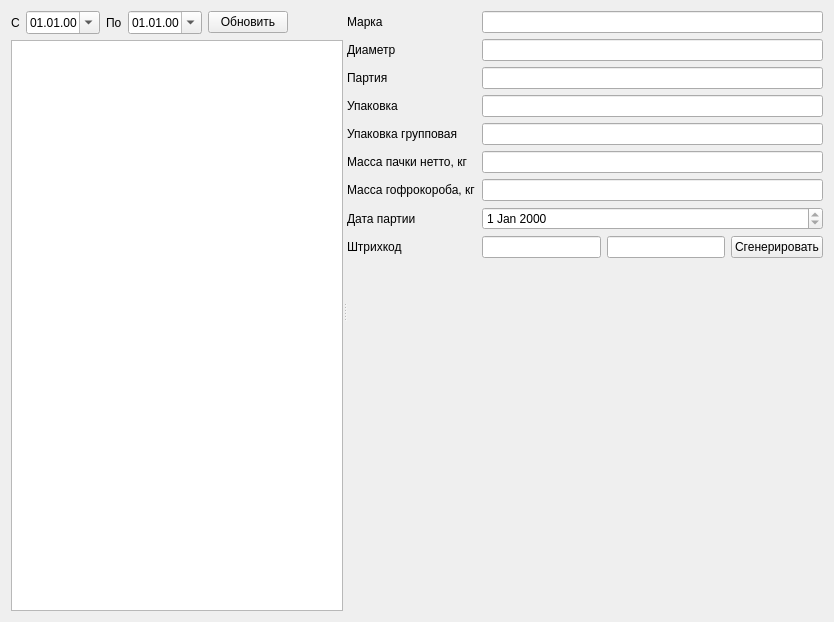
This is formdatael.ui in Sergeyego/warehouse as Qt 5 draws it before an edit. The edited form follows.
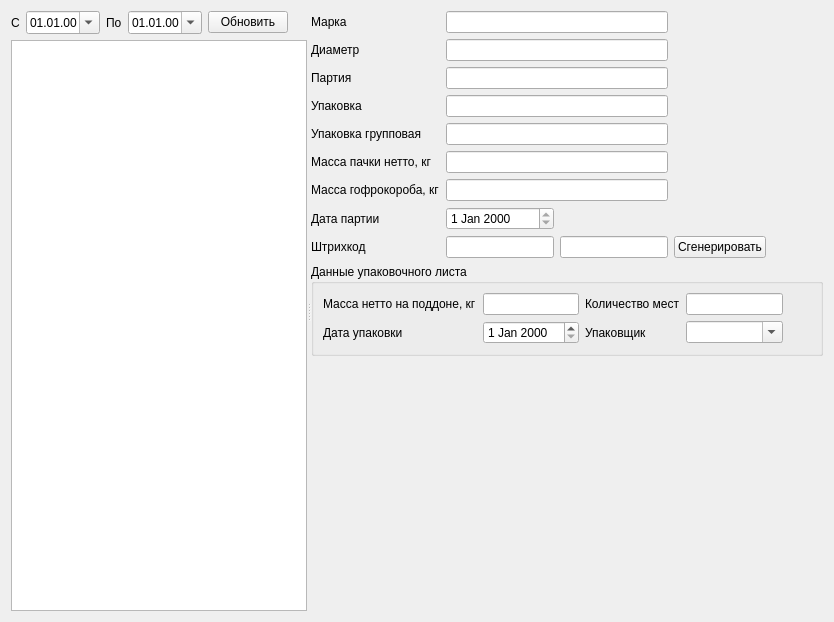
This is the edited form. Custom widgets are drawn as their Qt base class.

```diff
--- a/formdatael.ui
+++ b/formdatael.ui
@@ -94,152 +94,231 @@
        </item>
       </layout>
      </widget>
-     <widget class="QWidget" name="layoutWidget_2">
+     <widget class="QWidget" name="">
       <layout class="QVBoxLayout" name="verticalLayout_2">
        <item>
         <layout class="QGridLayout" name="gridLayout">
-         <item row="4" column="0" colspan="2">
-          <widget class="QLabel" name="label_11">
-           <property name="text">
-            <string>Упаковка групповая</string>
-           </property>
-          </widget>
-         </item>
-         <item row="3" column="2" colspan="3">
+         <item row="3" column="1" colspan="2">
           <widget class="QLineEdit" name="lineEditPackEd">
            <property name="readOnly">
             <bool>true</bool>
            </property>
           </widget>
          </item>
-         <item row="6" column="2" colspan="3">
+         <item row="5" column="1" colspan="2">
+          <widget class="QLineEdit" name="lineEditKvoEd">
+           <property name="readOnly">
+            <bool>true</bool>
+           </property>
+          </widget>
+         </item>
+         <item row="2" column="1" colspan="2">
+          <widget class="QLineEdit" name="lineEditPart">
+           <property name="readOnly">
+            <bool>true</bool>
+           </property>
+          </widget>
+         </item>
+         <item row="6" column="1" colspan="2">
           <widget class="QLineEdit" name="lineEditKvoGr">
            <property name="readOnly">
             <bool>true</bool>
            </property>
           </widget>
          </item>
-         <item row="7" column="2" colspan="3">
-          <widget class="QDateEdit" name="dateEditPart">
-           <property name="readOnly">
-            <bool>true</bool>
-           </property>
-          </widget>
-         </item>
-         <item row="8" column="4">
-          <widget class="QPushButton" name="pushButtonGen">
+         <item row="1" column="0">
+          <widget class="QLabel" name="label_4">
            <property name="text">
-            <string>Сгенерировать</string>
+            <string>Диаметр</string>
            </property>
           </widget>
          </item>
-         <item row="4" column="2" colspan="3">
-          <widget class="QLineEdit" name="lineEditPackGr">
-           <property name="readOnly">
-            <bool>true</bool>
-           </property>
-          </widget>
-         </item>
-         <item row="2" column="0" colspan="2">
+         <item row="2" column="0">
           <widget class="QLabel" name="label_6">
            <property name="text">
             <string>Партия</string>
            </property>
           </widget>
          </item>
-         <item row="8" column="2">
+         <item row="8" column="1">
           <widget class="QLineEdit" name="lineEditEanEd">
            <property name="readOnly">
             <bool>true</bool>
            </property>
           </widget>
          </item>
-         <item row="5" column="2" colspan="3">
-          <widget class="QLineEdit" name="lineEditKvoEd">
-           <property name="readOnly">
-            <bool>true</bool>
-           </property>
-          </widget>
-         </item>
-         <item row="1" column="0" colspan="2">
-          <widget class="QLabel" name="label_4">
-           <property name="text">
-            <string>Диаметр</string>
-           </property>
-          </widget>
-         </item>
          <item row="8" column="3">
-          <widget class="QLineEdit" name="lineEditEanGr">
-           <property name="readOnly">
-            <bool>true</bool>
+          <widget class="QPushButton" name="pushButtonGen">
+           <property name="text">
+            <string>Сгенерировать</string>
            </property>
           </widget>
          </item>
-         <item row="8" column="0" colspan="2">
-          <widget class="QLabel" name="label_5">
+         <item row="0" column="0">
+          <widget class="QLabel" name="label_3">
            <property name="text">
-            <string>Штрихкод</string>
+            <string>Марка</string>
            </property>
           </widget>
          </item>
-         <item row="0" column="2" colspan="3">
-          <widget class="QLineEdit" name="lineEditMark">
-           <property name="readOnly">
-            <bool>true</bool>
-           </property>
-          </widget>
-         </item>
-         <item row="3" column="0" colspan="2">
+         <item row="3" column="0">
           <widget class="QLabel" name="label_7">
            <property name="text">
             <string>Упаковка</string>
            </property>
           </widget>
          </item>
-         <item row="5" column="0" colspan="2">
+         <item row="4" column="0">
+          <widget class="QLabel" name="label_11">
+           <property name="text">
+            <string>Упаковка групповая</string>
+           </property>
+          </widget>
+         </item>
+         <item row="5" column="0">
           <widget class="QLabel" name="label_8">
            <property name="text">
             <string>Масса пачки нетто, кг</string>
            </property>
           </widget>
          </item>
-         <item row="1" column="2" colspan="3">
-          <widget class="QLineEdit" name="lineEditDiam">
-           <property name="readOnly">
-            <bool>true</bool>
-           </property>
-          </widget>
-         </item>
-         <item row="7" column="0" colspan="2">
-          <widget class="QLabel" name="label_9">
-           <property name="text">
-            <string>Дата партии</string>
-           </property>
-          </widget>
-         </item>
-         <item row="6" column="0" colspan="2">
+         <item row="6" column="0">
           <widget class="QLabel" name="label_10">
            <property name="text">
             <string>Масса гофрокороба, кг</string>
            </property>
           </widget>
          </item>
-         <item row="0" column="0" colspan="2">
-          <widget class="QLabel" name="label_3">
+         <item row="7" column="0">
+          <widget class="QLabel" name="label_9">
            <property name="text">
-            <string>Марка</string>
+            <string>Дата партии</string>
            </property>
           </widget>
          </item>
-         <item row="2" column="2" colspan="3">
-          <widget class="QLineEdit" name="lineEditPart">
+         <item row="7" column="1">
+          <widget class="QDateEdit" name="dateEditPart">
            <property name="readOnly">
             <bool>true</bool>
            </property>
           </widget>
          </item>
+         <item row="8" column="0">
+          <widget class="QLabel" name="label_5">
+           <property name="text">
+            <string>Штрихкод</string>
+           </property>
+          </widget>
+         </item>
+         <item row="8" column="2">
+          <widget class="QLineEdit" name="lineEditEanGr">
+           <property name="readOnly">
+            <bool>true</bool>
+           </property>
+          </widget>
+         </item>
+         <item row="1" column="1" colspan="2">
+          <widget class="QLineEdit" name="lineEditDiam">
+           <property name="readOnly">
+            <bool>true</bool>
+           </property>
+          </widget>
+         </item>
+         <item row="0" column="1" colspan="2">
+          <widget class="QLineEdit" name="lineEditMark">
+           <property name="readOnly">
+            <bool>true</bool>
+           </property>
+          </widget>
+         </item>
+         <item row="4" column="1" colspan="2">
+          <widget class="QLineEdit" name="lineEditPackGr">
+           <property name="readOnly">
+            <bool>true</bool>
+           </property>
+          </widget>
+         </item>
+         <item row="8" column="4">
+          <spacer name="horizontalSpacer_3">
+           <property name="orientation">
+            <enum>Qt::Horizontal</enum>
+           </property>
+           <property name="sizeHint" stdset="0">
+            <size>
+             <width>40</width>
+             <height>20</height>
+            </size>
+           </property>
+          </spacer>
+         </item>
         </layout>
        </item>
+       <item>
+        <widget class="QGroupBox" name="groupBox">
+         <property name="title">
+          <string>Данные упаковочного листа</string>
+         </property>
+         <layout class="QGridLayout" name="gridLayout_2">
+          <item row="1" column="0">
+           <widget class="QLabel" name="label_14">
+            <property name="text">
+             <string>Дата упаковки</string>
+            </property>
+           </widget>
+          </item>
+          <item row="1" column="2">
+           <widget class="QLabel" name="label_15">
+            <property name="text">
+             <string>Упаковщик</string>
+            </property>
+           </widget>
+          </item>
+          <item row="1" column="3">
+           <widget class="QComboBox" name="comboBox">
+            <property name="editable">
+             <bool>true</bool>
+            </property>
+           </widget>
+          </item>
+          <item row="0" column="1">
+           <widget class="QLineEdit" name="lineEditMasPal"/>
+          </item>
+          <item row="0" column="2">
+           <widget class="QLabel" name="label_13">
+            <property name="text">
+             <string>Количество мест</string>
+            </property>
+           </widget>
+          </item>
+          <item row="1" column="1">
+           <widget class="DateEdit" name="dateEdit"/>
+          </item>
+          <item row="0" column="3">
+           <widget class="QLineEdit" name="lineEditKvoPack"/>
+          </item>
+          <item row="0" column="0">
+           <widget class="QLabel" name="label_12">
+            <property name="text">
+             <string>Масса нетто на поддоне, кг</string>
+            </property>
+           </widget>
+          </item>
+          <item row="0" column="4">
+           <spacer name="horizontalSpacer_2">
+            <property name="orientation">
+             <enum>Qt::Horizontal</enum>
+            </property>
+            <property name="sizeHint" stdset="0">
+             <size>
+              <width>40</width>
+              <height>20</height>
+             </size>
+            </property>
+           </spacer>
+          </item>
+         </layout>
+        </widget>
+       </item>
        <item>
         <spacer name="verticalSpacer">
          <property name="orientation">
@@ -259,6 +338,13 @@
    </item>
   </layout>
  </widget>
+ <customwidgets>
+  <customwidget>
+   <class>DateEdit</class>
+   <extends>QDateEdit</extends>
+   <header>db/dbviewer.h</header>
+  </customwidget>
+ </customwidgets>
  <resources/>
  <connections/>
 </ui>
```
